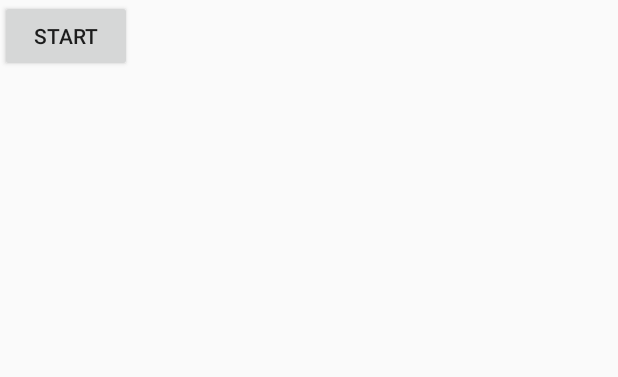
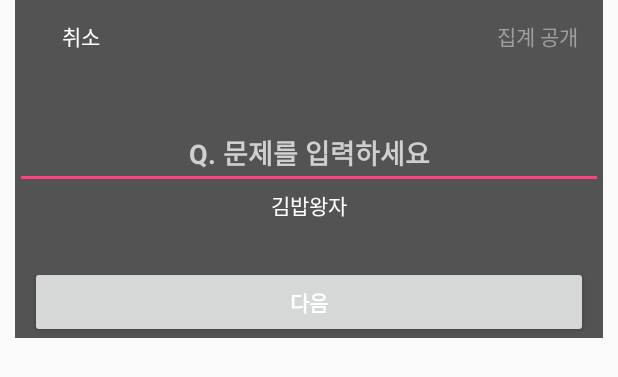
Before and after one commit to FlowerGeoji/APIGame, an Android app: the layout ox_init.xml on its own in the app's theme, with its tools: preview values and no code run, on a phone screen of 412 x 824 dp. Shown: the top 377 px of the screen. Run offline under Robolectric (Android 15) with nearby library versions, the phone set to English and light mode, and no system bars.

Commit message:
[android] Make ox game

```diff
--- a/Tester/APIGameAndroidTester/api_game/build.gradle
+++ b/Tester/APIGameAndroidTester/api_game/build.gradle
@@ -15,9 +15,14 @@ android {
             proguardFiles getDefaultProguardFile('proguard-android.txt'), 'proguard-rules.pro'
         }
     }
+
     compileOptions {
         sourceCompatibility JavaVersion.VERSION_1_8
         targetCompatibility JavaVersion.VERSION_1_8
+    }
+
+    dataBinding {
+        enabled = true
     }
 }
 
@@ -25,6 +30,7 @@ dependencies {
     implementation fileTree(dir: 'libs', include: ['*.jar'])
     implementation 'com.android.support:appcompat-v7:27.1.1'
     implementation 'com.android.support:recyclerview-v7:27.1.1'
+
     implementation 'com.squareup.picasso:picasso:2.71828'
 
     implementation 'io.reactivex.rxjava2:rxandroid:2.1.0'
--- a/Tester/APIGameAndroidTester/api_game/src/main/res/layout/ox_init.xml
+++ b/Tester/APIGameAndroidTester/api_game/src/main/res/layout/ox_init.xml
@@ -1,11 +1,79 @@
 <?xml version="1.0" encoding="utf-8"?>
-<LinearLayout xmlns:android="http://schemas.android.com/apk/res/android"
-    android:orientation="vertical" android:layout_width="match_parent"
-    android:layout_height="match_parent">
+<layout
+    xmlns:android="http://schemas.android.com/apk/res/android">
 
-    <Button
-        android:id="@+id/buttonStart"
-        android:layout_width="wrap_content"
+    <data>
+        <variable name="presenter" type="lib.geoji.flower.apigameandroid.ox.OxInitPresenter"/>
+    </data>
+
+    <LinearLayout
+        android:orientation="vertical"
+        android:layout_width="match_parent"
         android:layout_height="wrap_content"
-        android:text="Start"/>
-</LinearLayout>
+        android:layout_centerInParent="true"
+        android:layout_marginStart="10dp"
+        android:layout_marginEnd="10dp"
+        android:background="#aa000000">
+
+        <RelativeLayout
+            android:layout_width="match_parent"
+            android:layout_height="wrap_content"
+            android:layout_marginBottom="30dp">
+
+            <Button
+                android:id="@+id/buttonStart"
+                android:layout_width="wrap_content"
+                android:layout_height="wrap_content"
+                android:layout_alignParentStart="true"
+                android:layout_centerVertical="true"
+                android:background="#00000000"
+                android:textColor="#ffffff"
+                android:text="@string/cancel"/>
+
+            <Button
+                android:id="@+id/buttonCounts"
+                android:layout_width="wrap_content"
+                android:layout_height="wrap_content"
+                android:layout_alignParentEnd="true"
+                android:layout_centerVertical="true"
+                android:background="#00000000"
+                android:textColor="#9f9f9f"
+                android:text="@string/open_counts"/>
+
+        </RelativeLayout>
+
+        <LinearLayout
+            android:layout_width="match_parent"
+            android:layout_height="wrap_content"
+            android:orientation="vertical"
+            android:layout_marginBottom="30dp">
+
+            <EditText
+                android:layout_width="match_parent"
+                android:layout_height="wrap_content"
+                android:textAlignment="center"
+                android:textColorHint="#cfcfcf"
+                android:textColor="#ffffff"
+                android:inputType="text"
+                android:textStyle="bold"
+                android:hint="@string/input_question" />
+
+            <TextView
+                android:layout_width="match_parent"
+                android:layout_height="wrap_content"
+                android:textAlignment="center"
+                android:textColor="#ffffff"
+                android:text="@string/placeholder"/>
+
+        </LinearLayout>
+
+        <Button
+            android:layout_width="match_parent"
+            android:layout_height="wrap_content"
+            android:layout_marginStart="10dp"
+            android:layout_marginEnd="10dp"
+            android:textColor="#ffffff"
+            android:textStyle="bold"
+            android:text="@string/next"/>
+    </LinearLayout>
+</layout>
--- a/Tester/APIGameAndroidTester/api_game/src/main/res/values/strings.xml
+++ b/Tester/APIGameAndroidTester/api_game/src/main/res/values/strings.xml
@@ -6,4 +6,8 @@
     <string name="exit_game">게임 나가기</string>
     <string name="choice_answer">정답을 선택하세요!</string>
     <string name="versus">VS</string>
+    <string name="cancel">취소</string>
+    <string name="open_counts">집계 공개</string>
+    <string name="input_question">Q. 문제를 입력하세요</string>
+    <string name="next">다음</string>
 </resources>
```
Also changed, not shown: Tester/APIGameAndroidTester/api_game/src/main/java/lib/geoji/flower/apigameandroid/Game.java (+63 -35 lines), Tester/APIGameAndroidTester/api_game/src/main/java/lib/geoji/flower/apigameandroid/GameState.java (added, +43 -0 lines), Tester/APIGameAndroidTester/api_game/src/main/java/lib/geoji/flower/apigameandroid/GameView.java (added, +15 -0 lines), Tester/APIGameAndroidTester/api_game/src/main/java/lib/geoji/flower/apigameandroid/model/GameModule.java (+10 -1 lines), Tester/APIGameAndroidTester/api_game/src/main/java/lib/geoji/flower/apigameandroid/model/Round.java (+12 -3 lines), Tester/APIGameAndroidTester/api_game/src/main/java/lib/geoji/flower/apigameandroid/model/User.java (added, +81 -0 lines), Tester/APIGameAndroidTester/api_game/src/main/java/lib/geoji/flower/apigameandroid/ox/OxInitPresenter.java (+6 -2 lines), Tester/APIGameAndroidTester/api_game/src/main/java/lib/geoji/flower/apigameandroid/ox/OxInitView.java (+26 -11 lines), Tester/APIGameAndroidTester/api_game/src/main/java/lib/geoji/flower/apigameandroid/ox/OxMainView.java (+11 -4 lines), Tester/APIGameAndroidTester/app/build.gradle (+9 -0 lines).
